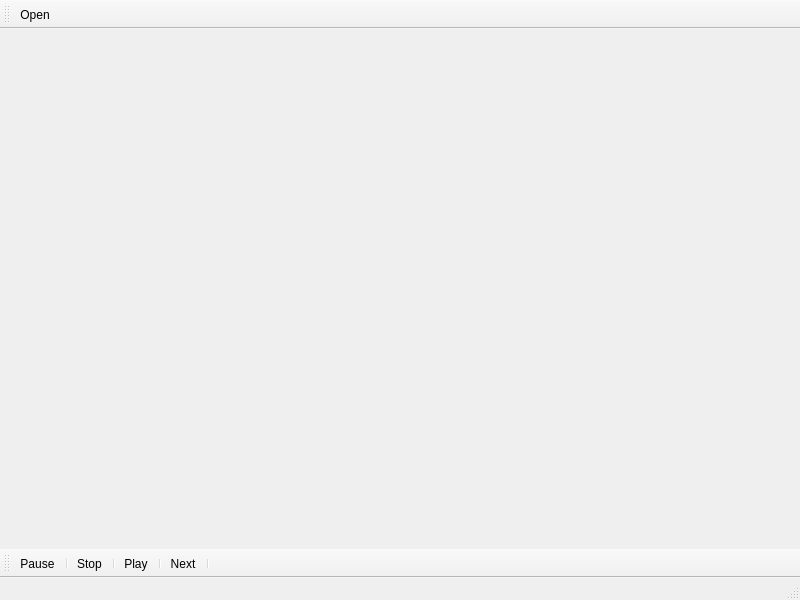
Old version of the form mainwindow.ui in the repository atharvRsharma/M3Player.
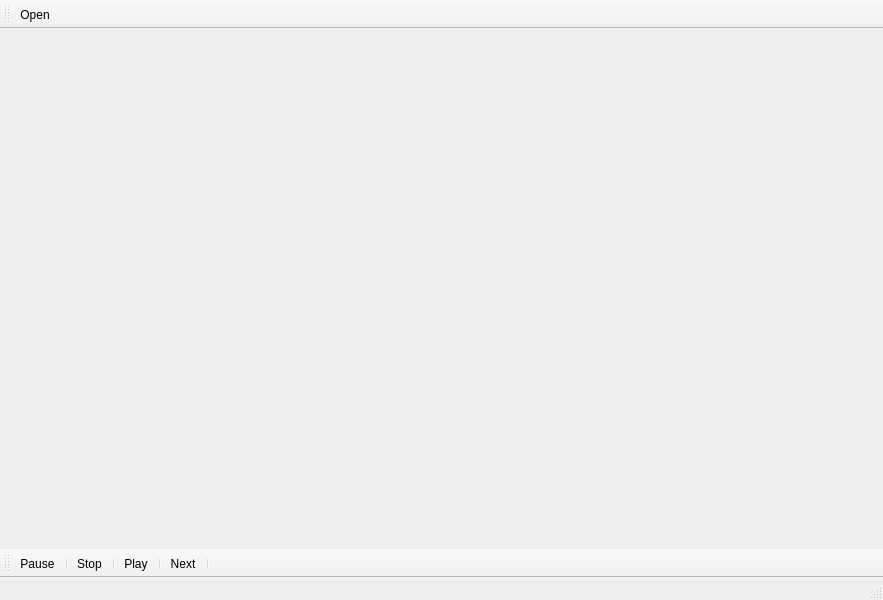
New version of the form. Icons and pictures are not drawn.

```diff
--- a/mainwindow.ui
+++ b/mainwindow.ui
@@ -9,7 +9,7 @@
    <rect>
     <x>0</x>
     <y>0</y>
-    <width>800</width>
+    <width>883</width>
     <height>600</height>
    </rect>
   </property>
```
